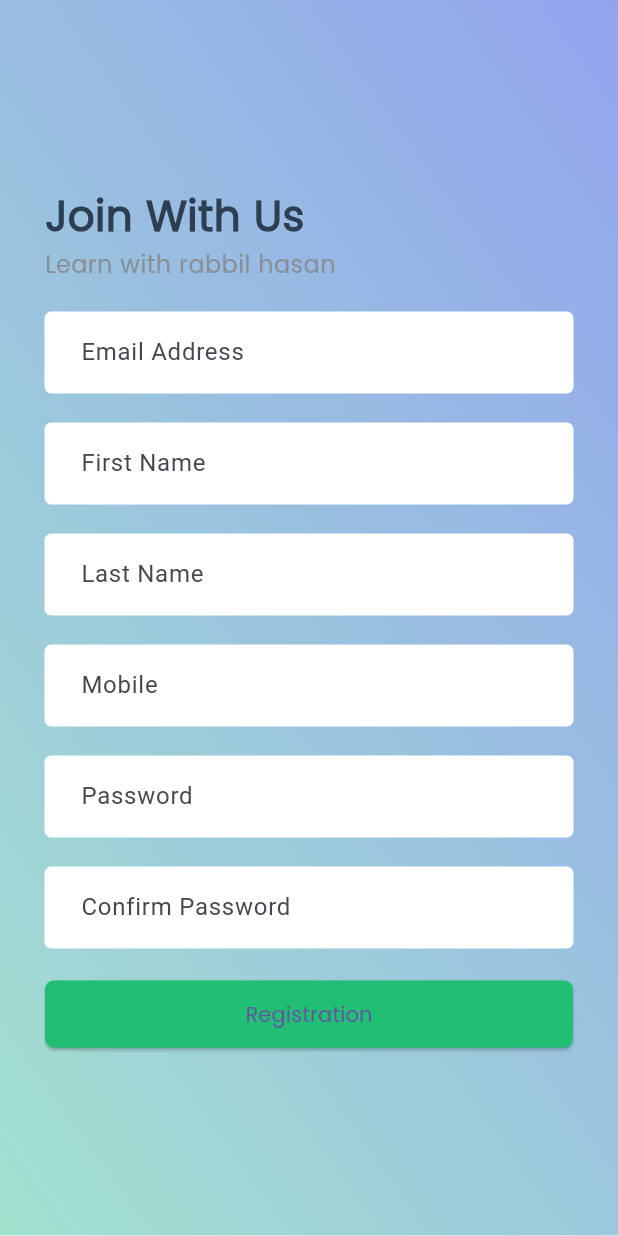
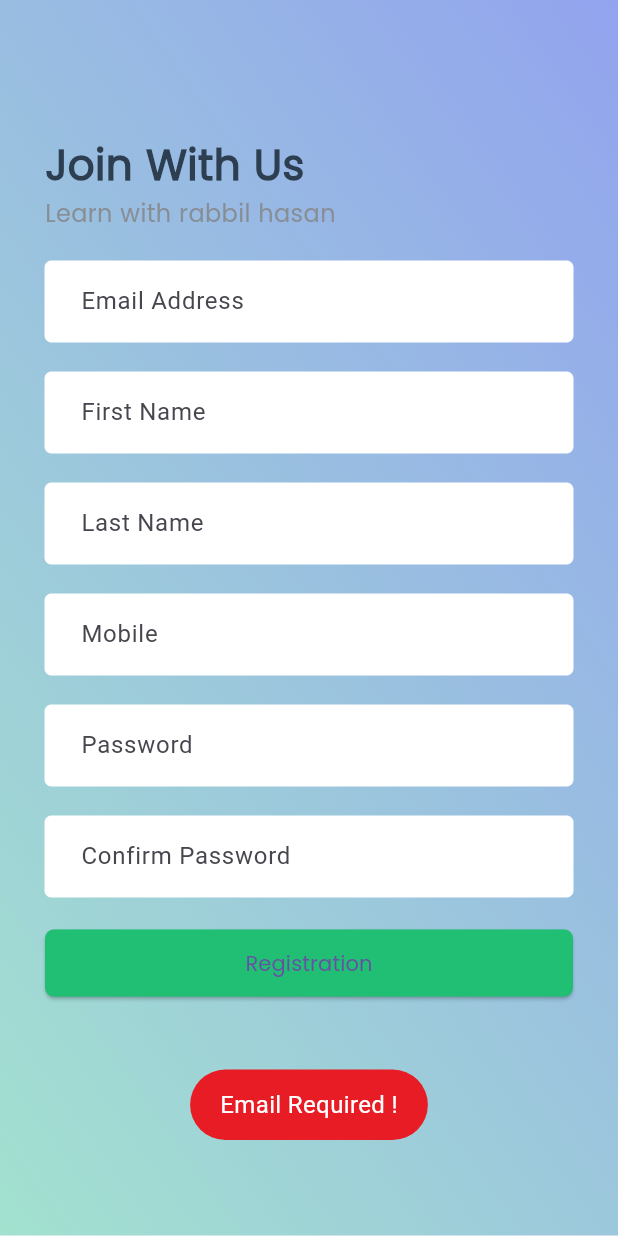
Before and after one commit to tutuldev/flutter-taskmanager, a Flutter app: the registrationsScreen screen opened by its route, after a tap on "Registration", on a phone screen of 412 x 824 dp. Run offline on Flutter 3.47's test engine with Material 3 defaults, Android fonts, the phone set to English and light mode, and no system bars; our stand-ins replace flutter_svg, fluttertoast, pin_code_fields, shared_preferences; accounts and stored records are empty.

Commit message:
complete registration

```diff
--- a/lib/screen/onboarding/registrationScreen.dart
+++ b/lib/screen/onboarding/registrationScreen.dart
@@ -1,5 +1,6 @@
 import 'package:flutter/material.dart';
 import 'package:flutter/cupertino.dart';
+import 'package:taskmannager/api/apiClient.dart';
 import 'package:taskmannager/style/style.dart';
 
 class registrationsScreen extends StatefulWidget {
@@ -10,13 +11,59 @@ class registrationsScreen extends StatefulWidget {
 }
 
 class _registrationsScreenState extends State<registrationsScreen> {
+
+  Map<String, String>FormValues={"email":"", "firstName":"","lastName":"","mobile":"","password":"","photo":"","cpassword":""};
+  bool Loading=false;
+
+  InputOnChange(MapKey, Textvalue){
+    setState(() {
+      FormValues.update(MapKey,(value)=> Textvalue);
+    });
+  }
+  FormOnSubmit() async {
+    if(FormValues['email']!.length==0){
+      ErrorToast('Email Required !');
+    }
+    else if(FormValues['firstName']!.length==0){
+      ErrorToast('First Name Required !');
+    }
+    else if(FormValues['lastName']!.length==0){
+      ErrorToast('Last Name Required !');
+    }
+    else if(FormValues['mobile']!.length==0){
+      ErrorToast('Mobile number Required !');
+    }
+    else if(FormValues['password']!.length==0){
+      ErrorToast('Password Required !');
+    }
+
+    else if(FormValues['password']!=FormValues['cpassword']){
+      ErrorToast('Confirm Password should be same!');
+    }
+    else{
+      setState(() {Loading=true;});
+      bool res=await RegistrationRequest(FormValues);
+      if(res==true){
+        Navigator.pushNamedAndRemoveUntil(context, "/login", (route) => false);
+      }
+      else{
+        setState(() {Loading=false;});
+      }
+    }
+  }
+
+
+
   @override
   Widget build(BuildContext context) {
     return Scaffold(
       body: Stack(
         children: [
           ScreenBackground(context),
+          SingleChildScrollView(
+            child: Loading?(Center(child: CircularProgressIndicator())):(
                 Container(
+                  margin: EdgeInsets.fromLTRB(0, 60, 0, 0),
                   padding: EdgeInsets.all(30),
                   child: Column(
                     mainAxisAlignment: MainAxisAlignment.center,
@@ -26,27 +73,62 @@ class _registrationsScreenState extends State<registrationsScreen> {
                       SizedBox(height: 1),
                       Text("Learn with rabbil hasan", style: Head6Text(colorLightGray)),
                       SizedBox(height: 20),
-                TextFormField(decoration: AppInputDecoration("Email Address"),),
+
+                      TextFormField(
+                        decoration: AppInputDecoration("Email Address"),
+                        onChanged: (Textvalue){
+                          InputOnChange("email", Textvalue);
+                        },
+                      ),
                       SizedBox(height: 20),
-                TextFormField(decoration: AppInputDecoration("First Name"),),
+                      TextFormField(
+                        decoration: AppInputDecoration("First Name"),
+                        onChanged: (Textvalue){
+                          InputOnChange("firstName", Textvalue);
+                        },
+                      ),
                       SizedBox(height: 20),
-                TextFormField(decoration: AppInputDecoration("Last Name"),),
+                      TextFormField(
+                        decoration: AppInputDecoration("Last Name"),
+                        onChanged: (Textvalue){
+                          InputOnChange("lastName", Textvalue);
+                        },
+                      ),
                       SizedBox(height: 20),
-                TextFormField(decoration: AppInputDecoration("Mobile"),),
+                      TextFormField(
+                        decoration: AppInputDecoration("Mobile"),
+                        onChanged: (Textvalue){
+                          InputOnChange("mobile", Textvalue);
+                        },
+                      ),
                       SizedBox(height: 20),
-                TextFormField(decoration: AppInputDecoration("Password"),),
+                      TextFormField(
+                        decoration: AppInputDecoration("Password"),
+                        onChanged: (Textvalue){
+                          InputOnChange("password", Textvalue);
+                        },
+                      ),
                       SizedBox (height: 20),
-                TextFormField(decoration: AppInputDecoration("Confirm Password"),),
+                      TextFormField(
+                        decoration: AppInputDecoration("Confirm Password"),
+                        onChanged: (Textvalue){
+                          InputOnChange("cpassword", Textvalue);
+                        },
+                      ),
                       SizedBox (height: 20),
                       Container(child: ElevatedButton(
                         style: AppButtonStyle(),
                         child: SuccessButtonChild('Registration'),
                         onPressed: (){
+                          FormOnSubmit();
                         },
                       ),)
                     ],
                   ),
                 )
+            ),
+          )
+
         ],
       ),
     );
```
Lines whose indentation alone changed are shown as unchanged.
